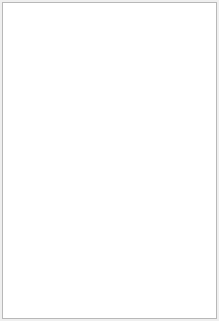
Qt form resource/ui/ic_log.ui (AttorneyOnline/AO2-Client) before a commit.
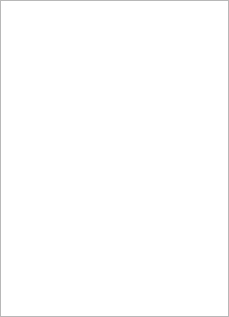
The same form after that commit. Icons and pictures are not drawn.

Patch:
```diff
--- a/resource/ui/ic_log.ui
+++ b/resource/ui/ic_log.ui
@@ -1,37 +1,49 @@
 <?xml version="1.0" encoding="UTF-8"?>
 <ui version="4.0">
- <class>ICLog</class>
- <widget class="QDockWidget" name="ICLog">
+ <class>AOICLog</class>
+ <widget class="QWidget" name="AOICLog">
   <property name="geometry">
    <rect>
     <x>0</x>
     <y>0</y>
-    <width>219</width>
-    <height>321</height>
+    <width>229</width>
+    <height>317</height>
    </rect>
   </property>
   <property name="windowTitle">
    <string>Transcript</string>
   </property>
-  <widget class="QWidget" name="dockWidgetContents">
-   <layout class="QVBoxLayout" name="verticalLayout">
+  <layout class="QGridLayout" name="gridLayout">
     <property name="leftMargin">
-     <number>2</number>
+    <number>0</number>
     </property>
     <property name="topMargin">
-     <number>2</number>
+    <number>0</number>
     </property>
     <property name="rightMargin">
-     <number>2</number>
+    <number>0</number>
     </property>
     <property name="bottomMargin">
-     <number>2</number>
-    </property>
-    <item>
-     <widget class="QTextEdit" name="textEdit"/>
-    </item>
-   </layout>
-  </widget>
+    <number>0</number>
+   </property>
+   <item row="0" column="0">
+    <widget class="QTextEdit" name="ui_ic_chatlog">
+     <property name="font">
+      <font>
+       <pointsize>10</pointsize>
+      </font>
+     </property>
+     <property name="styleSheet">
+      <string notr="true">QTextEdit {
+  border-image: url(:/base/themes/default/ic_log_background.png) 0 0 0 stretch stretch;
+  background-position: top center;
+  background-attachment: fixed;
+  color: white;
+}</string>
+     </property>
+    </widget>
+   </item>
+  </layout>
  </widget>
  <resources/>
  <connections/>
```
Lines whose indentation alone changed are shown as unchanged.
